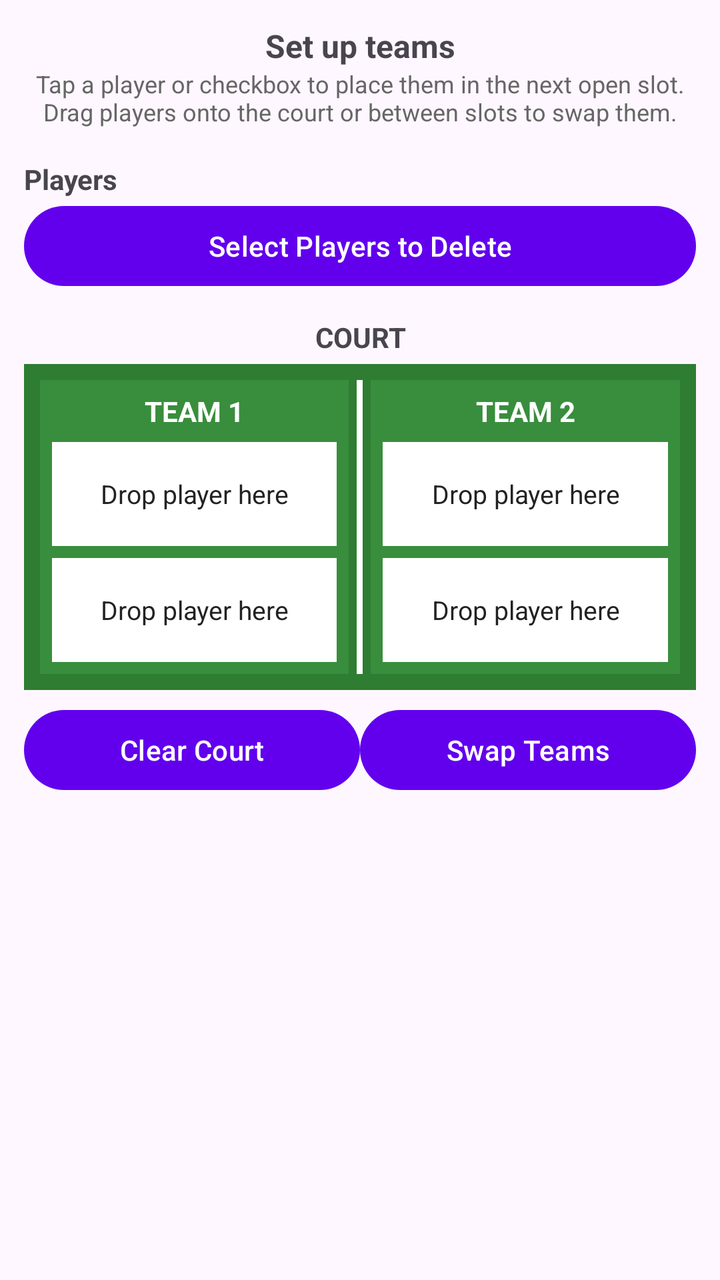
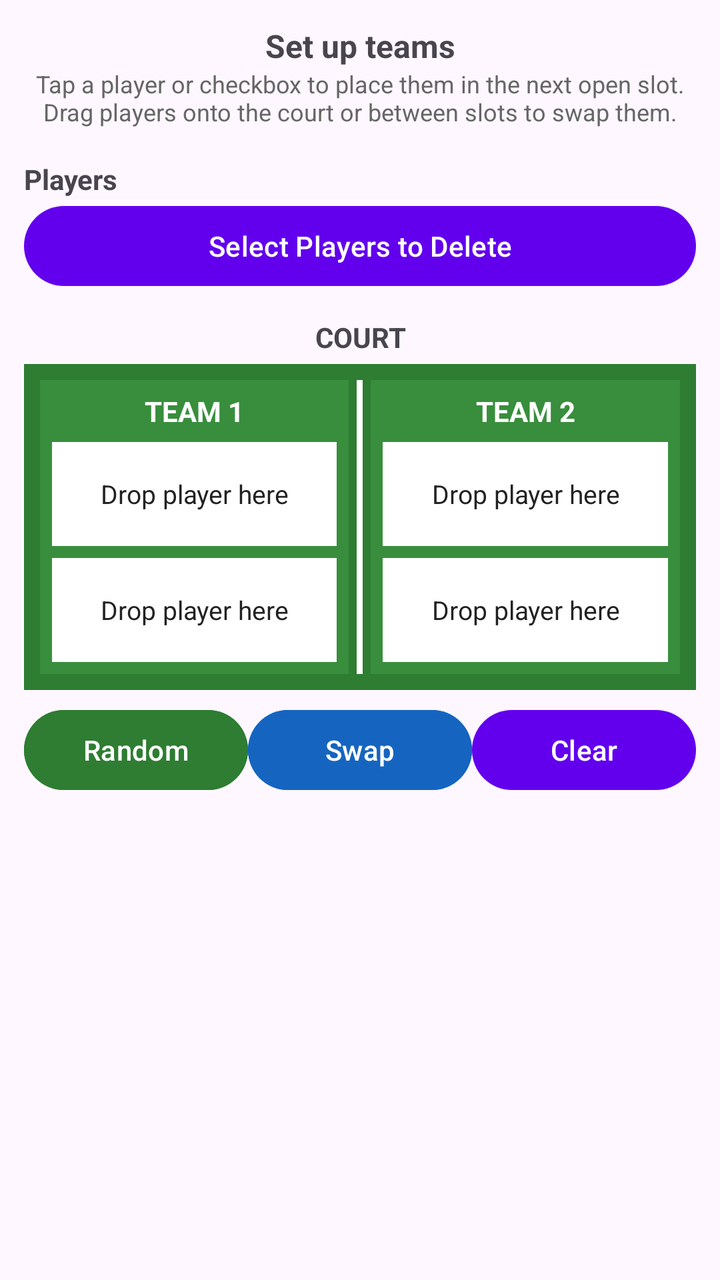

An Android layout rendered at two revisions. The XML below is the earlier revision; the diff shows what the commit changed to produce the second picture.
<!-- AndroidManifest.xml: application theme Theme.Badminton_Scorekeeper -->
<!-- res/layout/player_selection_dialog.xml -->
<?xml version="1.0" encoding="utf-8"?>
<ScrollView xmlns:android="http://schemas.android.com/apk/res/android"
    android:layout_width="match_parent"
    android:layout_height="match_parent"
    android:fillViewport="true"
    android:padding="12dp">

    <LinearLayout
        android:layout_width="match_parent"
        android:layout_height="wrap_content"
        android:orientation="vertical">

        <TextView
            android:layout_width="match_parent"
            android:layout_height="wrap_content"
            android:gravity="center"
            android:text="Set up teams"
            android:textSize="16sp"
            android:textStyle="bold" />

        <TextView
            android:layout_width="match_parent"
            android:layout_height="wrap_content"
            android:layout_marginBottom="8dp"
            android:gravity="center"
            android:text="Tap a player or checkbox to place them in the next open slot. Drag players onto the court or between slots to swap them."
            android:textColor="#666666"
            android:textSize="12sp" />

        <TextView
            android:layout_width="match_parent"
            android:layout_height="wrap_content"
            android:layout_marginTop="8dp"
            android:text="Players"
            android:textStyle="bold" />

        <Button
            android:id="@+id/toggleDeleteModeButton"
            android:layout_width="match_parent"
            android:layout_height="wrap_content"
            android:text="Select Players to Delete" />

        <LinearLayout
            android:id="@+id/deleteControlsLayout"
            android:layout_width="match_parent"
            android:layout_height="wrap_content"
            android:orientation="horizontal"
            android:visibility="gone">

            <Button
                android:id="@+id/selectAllPlayersButton"
                android:layout_width="0dp"
                android:layout_height="wrap_content"
                android:layout_weight="1"
                android:text="Select All" />

            <Button
                android:id="@+id/deleteSelectedPlayersButton"
                android:layout_width="0dp"
                android:layout_height="wrap_content"
                android:layout_weight="1"
                android:text="Delete Selected" />
        </LinearLayout>

        <LinearLayout
            android:id="@+id/availablePlayersContainer"
            android:layout_width="match_parent"
            android:layout_height="wrap_content"
            android:orientation="vertical" />

        <TextView
            android:layout_width="match_parent"
            android:layout_height="wrap_content"
            android:layout_marginTop="12dp"
            android:layout_marginBottom="4dp"
            android:gravity="center"
            android:text="COURT"
            android:textStyle="bold" />

        <LinearLayout
            android:layout_width="match_parent"
            android:layout_height="wrap_content"
            android:background="#2E7D32"
            android:orientation="horizontal"
            android:padding="8dp">

            <LinearLayout
                android:layout_width="0dp"
                android:layout_height="wrap_content"
                android:layout_weight="1"
                android:background="#388E3C"
                android:orientation="vertical"
                android:padding="6dp">

                <TextView
                    android:id="@+id/team1CourtLabel"
                    android:layout_width="match_parent"
                    android:layout_height="wrap_content"
                    android:gravity="center"
                    android:text="TEAM 1"
                    android:textColor="@android:color/white"
                    android:textStyle="bold" />

                <TextView
                    android:id="@+id/team1Slot1"
                    android:layout_width="match_parent"
                    android:layout_height="52dp"
                    android:layout_marginTop="6dp"
                    android:background="#FFFFFF"
                    android:gravity="center"
                    android:text="Drop player here"
                    android:textColor="#222222"
                    android:textSize="13sp" />

                <TextView
                    android:id="@+id/team1Slot2"
                    android:layout_width="match_parent"
                    android:layout_height="52dp"
                    android:layout_marginTop="6dp"
                    android:background="#FFFFFF"
                    android:gravity="center"
                    android:text="Drop player here"
                    android:textColor="#222222"
                    android:textSize="13sp" />
            </LinearLayout>

            <View
                android:layout_width="3dp"
                android:layout_height="match_parent"
                android:layout_marginHorizontal="4dp"
                android:background="#FFFFFF" />

            <LinearLayout
                android:layout_width="0dp"
                android:layout_height="wrap_content"
                android:layout_weight="1"
                android:background="#388E3C"
                android:orientation="vertical"
                android:padding="6dp">

                <TextView
                    android:id="@+id/team2CourtLabel"
                    android:layout_width="match_parent"
                    android:layout_height="wrap_content"
                    android:gravity="center"
                    android:text="TEAM 2"
                    android:textColor="@android:color/white"
                    android:textStyle="bold" />

                <TextView
                    android:id="@+id/team2Slot1"
                    android:layout_width="match_parent"
                    android:layout_height="52dp"
                    android:layout_marginTop="6dp"
                    android:background="#FFFFFF"
                    android:gravity="center"
                    android:text="Drop player here"
                    android:textColor="#222222"
                    android:textSize="13sp" />

                <TextView
                    android:id="@+id/team2Slot2"
                    android:layout_width="match_parent"
                    android:layout_height="52dp"
                    android:layout_marginTop="6dp"
                    android:background="#FFFFFF"
                    android:gravity="center"
                    android:text="Drop player here"
                    android:textColor="#222222"
                    android:textSize="13sp" />
            </LinearLayout>
        </LinearLayout>

        <LinearLayout
            android:layout_width="match_parent"
            android:layout_height="wrap_content"
            android:layout_marginTop="6dp"
            android:orientation="horizontal">

            <Button
                android:id="@+id/clearCourtButton"
                android:layout_width="0dp"
                android:layout_height="wrap_content"
                android:layout_weight="1"
                android:text="Clear Court" />

            <Button
                android:id="@+id/swapCourtSidesButton"
                android:layout_width="0dp"
                android:layout_height="wrap_content"
                android:layout_weight="1"
                android:text="Swap Teams" />
        </LinearLayout>
    </LinearLayout>
</ScrollView>
<!-- resources referenced by this layout -->
<resources>
  <style name="Theme.Badminton_Scorekeeper" parent="Theme.Material3.DayNight">
          
          <item name="windowNoTitle">true</item>
          <item name="windowActionBar">false</item>
          
          <item name="colorPrimary">@color/purple_500</item>
          <item name="colorPrimaryVariant">@color/purple_700</item>
          <item name="colorOnPrimary">@color/white</item>
          
          <item name="colorSecondary">@color/teal_200</item>
          <item name="colorSecondaryVariant">@color/teal_700</item>
          <item name="colorOnSecondary">@color/black</item>
          
          <item name="android:statusBarColor">?attr/colorPrimaryVariant</item>
          
      </style>
  <color name="purple_500">#FF6200EE</color>
  <color name="purple_700">#FF3700B3</color>
  <color name="white">#FFFFFFFF</color>
  <color name="teal_200">#FF03DAC5</color>
  <color name="teal_700">#FF018786</color>
  <color name="black">#FF000000</color>
</resources>

<!-- the commit's change to res/layout/player_selection_dialog.xml (unified diff, before → after) -->
@@ -175,21 +175,45 @@
             android:layout_width="match_parent"
             android:layout_height="wrap_content"
             android:layout_marginTop="6dp"
+            android:weightSum="3"
             android:orientation="horizontal">
 
             <Button
+                android:id="@+id/randomizeTeamsButton"
+                android:layout_width="0dp"
+                android:layout_height="48dp"
+                android:layout_weight="1"
+                android:gravity="center"
+                android:textSize="14sp"
+                android:singleLine="true"
+                android:backgroundTint="@color/randomize_button"
+                android:text="Random"
+                android:textColor="@color/white"
+                android:contentDescription="Randomize teams" />
+
+            <Button
+                android:id="@+id/swapCourtSidesButton"
+                android:layout_width="0dp"
+                android:layout_height="48dp"
+                android:layout_weight="1"
+                android:gravity="center"
+                android:textSize="14sp"
+                android:singleLine="true"
+                android:backgroundTint="@color/swap_button"
+                android:text="Swap"
+                android:textColor="@color/white"
+                android:contentDescription="Swap teams" />
+
+            <Button
                 android:id="@+id/clearCourtButton"
                 android:layout_width="0dp"
-                android:layout_height="wrap_content"
-                android:layout_weight="1"
-                android:text="Clear Court" />
-
-            <Button
-                android:id="@+id/swapCourtSidesButton"
-                android:layout_width="0dp"
-                android:layout_height="wrap_content"
-                android:layout_weight="1"
-                android:text="Swap Teams" />
+                android:layout_height="48dp"
+                android:layout_weight="1"
+                android:gravity="center"
+                android:textSize="14sp"
+                android:singleLine="true"
+                android:text="Clear"
+                android:contentDescription="Clear court" />
         </LinearLayout>
     </LinearLayout>
 </ScrollView>
<!-- resource entries referenced after the edit -->
@@ -1,5 +1,7 @@
 <!-- resources referenced by this layout -->
 <resources>
+  <color name="randomize_button">#2E7D32</color>
+  <color name="swap_button">#1565C0</color>
   <style name="Theme.Badminton_Scorekeeper" parent="Theme.Material3.DayNight">
           
           <item name="windowNoTitle">true</item>
